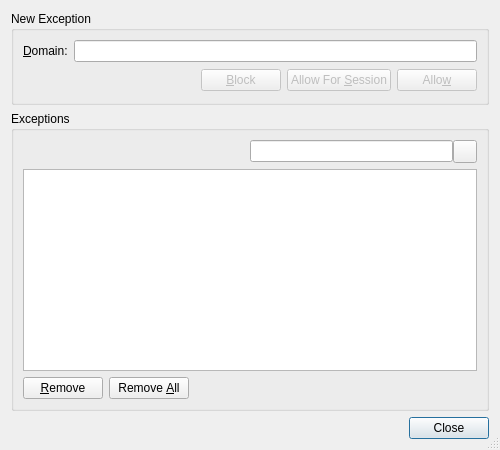
Qt form Helpviewer/CookieJar/CookiesExceptionsDialog.ui (testmana2/test) before a commit.
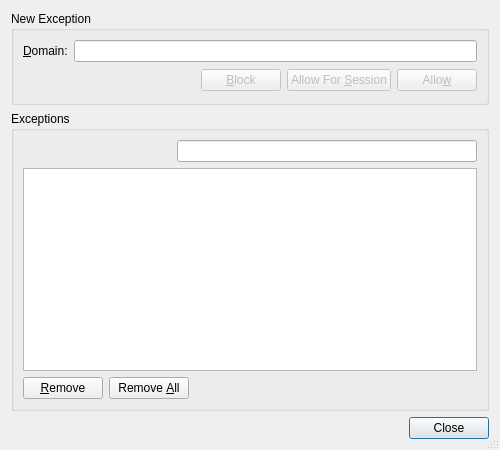
The same form after that commit. Custom widgets are drawn as their Qt base class.

Commit message: Changed a bunch of forms to use the E5ClearableLineEdit and E5ClearableComboBox.

The edit to the form file:
```diff
--- a/Helpviewer/CookieJar/CookiesExceptionsDialog.ui
+++ b/Helpviewer/CookieJar/CookiesExceptionsDialog.ui
@@ -139,22 +139,18 @@
            <number>0</number>
           </property>
           <item>
-           <widget class="QLineEdit" name="searchEdit">
+           <widget class="E5ClearableLineEdit" name="searchEdit">
+            <property name="minimumSize">
+             <size>
+              <width>300</width>
+              <height>0</height>
+             </size>
+            </property>
             <property name="toolTip">
              <string>Enter search term for exceptions</string>
             </property>
            </widget>
           </item>
-          <item>
-           <widget class="QToolButton" name="clearButton">
-            <property name="toolTip">
-             <string>Press to clear the search edit</string>
-            </property>
-            <property name="text">
-             <string/>
-            </property>
-           </widget>
-          </item>
          </layout>
         </item>
        </layout>
@@ -236,6 +232,11 @@
   </layout>
  </widget>
  <customwidgets>
+  <customwidget>
+   <class>E5ClearableLineEdit</class>
+   <extends>QLineEdit</extends>
+   <header>E5Gui/E5LineEdit.h</header>
+  </customwidget>
   <customwidget>
    <class>E5TableView</class>
    <extends>QTableView</extends>
```
Left out of the diff: 17 changed lines with no effect on the pictures. The commit also changes 61 other files.
